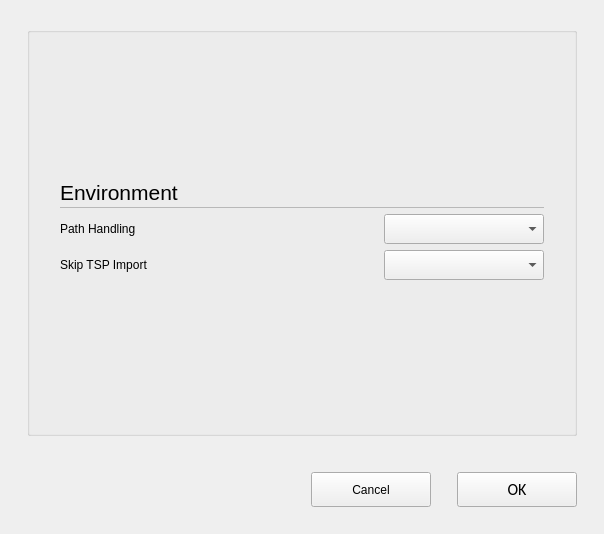
tylerwagler/openSYDE, file opensyde_tool/src/navigable_gui/C_NagToolSettingsPopupDialog.ui: the form before one commit.
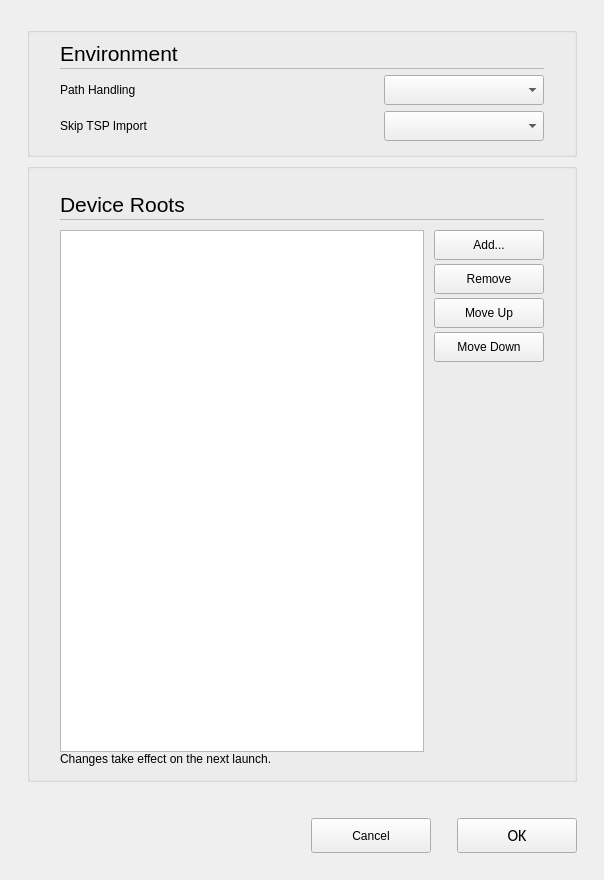
The form after the commit. Custom widgets are drawn as their Qt base class.

Commit message: opensyde: add Device Roots editor to tool-settings dialog

Diff of the .ui file:
```diff
--- a/opensyde_tool/src/navigable_gui/C_NagToolSettingsPopupDialog.ui
+++ b/opensyde_tool/src/navigable_gui/C_NagToolSettingsPopupDialog.ui
@@ -7,7 +7,7 @@
     <x>0</x>
     <y>0</y>
     <width>604</width>
-    <height>534</height>
+    <height>880</height>
    </rect>
   </property>
   <property name="windowTitle">
@@ -259,6 +259,229 @@
      </layout>
     </widget>
    </item>
+   <item>
+    <widget class="QGroupBox" name="pc_DeviceRootsSettings">
+     <property name="styleRole" stdset="0">
+      <string>default</string>
+     </property>
+     <property name="title">
+      <string/>
+     </property>
+     <layout class="QVBoxLayout" name="verticalLayoutDeviceRoots">
+      <property name="spacing">
+       <number>0</number>
+      </property>
+      <property name="leftMargin">
+       <number>30</number>
+      </property>
+      <property name="topMargin">
+       <number>20</number>
+      </property>
+      <property name="rightMargin">
+       <number>30</number>
+      </property>
+      <property name="bottomMargin">
+       <number>13</number>
+      </property>
+      <item>
+       <layout class="QHBoxLayout" name="horizontalLayoutDeviceRootsHeader">
+        <item>
+         <widget class="stw::opensyde_gui_elements::C_OgeLabContextMenuBase" name="pc_LabelDeviceRoots">
+          <property name="styleRole" stdset="0">
+           <string>heading-group-bold</string>
+          </property>
+          <property name="minimumSize">
+           <size>
+            <width>0</width>
+            <height>30</height>
+           </size>
+          </property>
+          <property name="maximumSize">
+           <size>
+            <width>16777215</width>
+            <height>30</height>
+           </size>
+          </property>
+          <property name="font">
+           <font>
+            <family>Segoe UI</family>
+            <pointsize>16</pointsize>
+           </font>
+          </property>
+          <property name="text">
+           <string>Device Roots</string>
+          </property>
+         </widget>
+        </item>
+        <item>
+         <spacer name="horizontalSpacerDeviceRootsHeader">
+          <property name="orientation">
+           <enum>Qt::Horizontal</enum>
+          </property>
+          <property name="sizeHint" stdset="0">
+           <size>
+            <width>40</width>
+            <height>20</height>
+           </size>
+          </property>
+         </spacer>
+        </item>
+       </layout>
+      </item>
+      <item>
+       <widget class="QFrame" name="frameDeviceRootsSeparator">
+        <property name="styleRole" stdset="0">
+         <string>fra-separator</string>
+        </property>
+        <property name="minimumSize">
+         <size>
+          <width>0</width>
+          <height>1</height>
+         </size>
+        </property>
+        <property name="maximumSize">
+         <size>
+          <width>16777215</width>
+          <height>1</height>
+         </size>
+        </property>
+        <property name="frameShape">
+         <enum>QFrame::StyledPanel</enum>
+        </property>
+        <property name="frameShadow">
+         <enum>QFrame::Raised</enum>
+        </property>
+       </widget>
+      </item>
+      <item>
+       <layout class="QHBoxLayout" name="horizontalLayoutDeviceRootsBody">
+        <property name="spacing">
+         <number>10</number>
+        </property>
+        <property name="topMargin">
+         <number>10</number>
+        </property>
+        <item>
+         <widget class="QListWidget" name="pc_ListDeviceRoots">
+          <property name="minimumSize">
+           <size>
+            <width>0</width>
+            <height>140</height>
+           </size>
+          </property>
+         </widget>
+        </item>
+        <item>
+         <layout class="QVBoxLayout" name="verticalLayoutDeviceRootsButtons">
+          <property name="spacing">
+           <number>4</number>
+          </property>
+          <item>
+           <widget class="QPushButton" name="pc_PushButtonAddDeviceRoot">
+            <property name="minimumSize">
+             <size>
+              <width>110</width>
+              <height>30</height>
+             </size>
+            </property>
+            <property name="maximumSize">
+             <size>
+              <width>110</width>
+              <height>30</height>
+             </size>
+            </property>
+            <property name="text">
+             <string>Add...</string>
+            </property>
+           </widget>
+          </item>
+          <item>
+           <widget class="QPushButton" name="pc_PushButtonRemoveDeviceRoot">
+            <property name="minimumSize">
+             <size>
+              <width>110</width>
+              <height>30</height>
+             </size>
+            </property>
+            <property name="maximumSize">
+             <size>
+              <width>110</width>
+              <height>30</height>
+             </size>
+            </property>
+            <property name="text">
+             <string>Remove</string>
+            </property>
+           </widget>
+          </item>
+          <item>
+           <widget class="QPushButton" name="pc_PushButtonMoveUpDeviceRoot">
+            <property name="minimumSize">
+             <size>
+              <width>110</width>
+              <height>30</height>
+             </size>
+            </property>
+            <property name="maximumSize">
+             <size>
+              <width>110</width>
+              <height>30</height>
+             </size>
+            </property>
+            <property name="text">
+             <string>Move Up</string>
+            </property>
+           </widget>
+          </item>
+          <item>
+           <widget class="QPushButton" name="pc_PushButtonMoveDownDeviceRoot">
+            <property name="minimumSize">
+             <size>
+              <width>110</width>
+              <height>30</height>
+             </size>
+            </property>
+            <property name="maximumSize">
+             <size>
+              <width>110</width>
+              <height>30</height>
+             </size>
+            </property>
+            <property name="text">
+             <string>Move Down</string>
+            </property>
+           </widget>
+          </item>
+          <item>
+           <spacer name="verticalSpacerDeviceRootsButtons">
+            <property name="orientation">
+             <enum>Qt::Vertical</enum>
+            </property>
+            <property name="sizeHint" stdset="0">
+             <size>
+              <width>20</width>
+              <height>40</height>
+             </size>
+            </property>
+           </spacer>
+          </item>
+         </layout>
+        </item>
+       </layout>
+      </item>
+      <item>
+       <widget class="stw::opensyde_gui_elements::C_OgeLabToolTipBase" name="pc_LabelDeviceRootsNote">
+        <property name="styleRole" stdset="0">
+         <string>group-item</string>
+        </property>
+        <property name="text">
+         <string>Changes take effect on the next launch.</string>
+        </property>
+       </widget>
+      </item>
+     </layout>
+    </widget>
+   </item>
    <item>
     <spacer name="pc_VerticalSpacerButtonsObove">
      <property name="orientation">
```
The commit also changes 3 other files.
